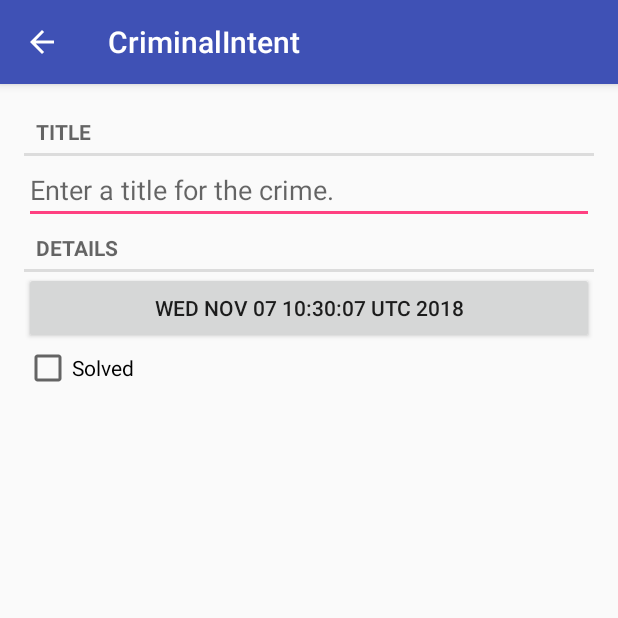
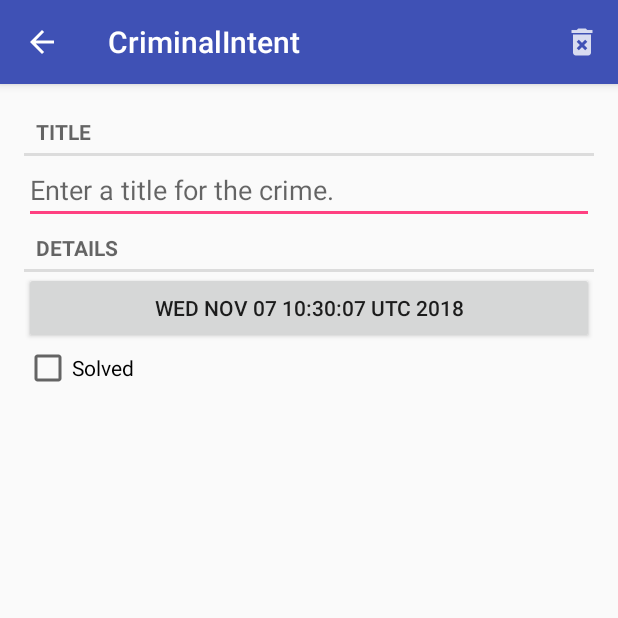
Before and after one commit to semenyutenko/CriminalIntent, an Android app: the screen it shows after launch (CrimePagerActivity), after a tap on "New Crime", on a phone screen of 412 x 824 dp, the top half of it. Run offline under Robolectric (Android 15) with nearby library versions, the phone set to English and light mode, and no system bars.

Commit message:
added toolbar

```diff
--- a/app/src/main/java/satedshark/com/vk/criminalintent/CrimeListFragment.java
+++ b/app/src/main/java/satedshark/com/vk/criminalintent/CrimeListFragment.java
@@ -60,6 +60,8 @@
         } else {
             mAdapter.notifyDataSetChanged();
         }
+
+        updateSubtitle();
     }
 
     private void updateSubtitle(){
--- a/app/src/main/java/satedshark/com/vk/criminalintent/CrimePagerActivity.java
+++ b/app/src/main/java/satedshark/com/vk/criminalintent/CrimePagerActivity.java
@@ -9,6 +9,10 @@
 import android.support.v4.app.FragmentStatePagerAdapter;
 import android.support.v4.view.ViewPager;
 import android.support.v7.app.AppCompatActivity;
+import android.view.LayoutInflater;
+import android.view.Menu;
+import android.view.MenuInflater;
+import android.view.MenuItem;
 import android.view.View;
 import android.view.ViewGroup;
 import android.widget.Button;
@@ -24,6 +28,7 @@
     private List<Crime> mCrimes;
     private Button mFirstButton;
     private Button mLastButton;
+    private Crime crime;
 
     public static Intent newIntent(Context packageContext, UUID crimeID){
         Intent intent = new Intent(packageContext, CrimePagerActivity.class);
@@ -62,6 +67,7 @@
                 else mFirstButton.setClickable(true);
                 if (mViewPager.getCurrentItem() == mCrimes.size() - 1)mLastButton.setClickable(false);
                 else mLastButton.setClickable(true);
+                crime = mCrimes.get(mViewPager.getCurrentItem());
             }
         });
         UUID crimeId = (UUID)getIntent().getSerializableExtra(EXTRA_CRIME_ID);
@@ -85,4 +91,63 @@
         if (v == mLastButton)mViewPager.setCurrentItem(mCrimes.size() - 1);
     }
 
+    /**
+     * Initialize the contents of the Activity's standard options menu.  You
+     * should place your menu items in to <var>menu</var>.
+     *
+     * <p>This is only called once, the first time the options menu is
+     * displayed.  To update the menu every time it is displayed, see
+     * {@link #onPrepareOptionsMenu}.
+     *
+     * <p>The default implementation populates the menu with standard system
+     * menu items.  These are placed in the {@link Menu#CATEGORY_SYSTEM} group so that
+     * they will be correctly ordered with application-defined menu items.
+     * Deriving classes should always call through to the base implementation.
+     *
+     * <p>You can safely hold on to <var>menu</var> (and any items created
+     * from it), making modifications to it as desired, until the next
+     * time onCreateOptionsMenu() is called.
+     *
+     * <p>When you add items to the menu, you can implement the Activity's
+     * {@link #onOptionsItemSelected} method to handle them there.
+     *
+     * @param menu The options menu in which you place your items.
+     * @return You must return true for the menu to be displayed;
+     * if you return false it will not be shown.
+     * @see #onPrepareOptionsMenu
+     * @see #onOptionsItemSelected
+     */
+    @Override
+    public boolean onCreateOptionsMenu(Menu menu) {
+        getMenuInflater().inflate(R.menu.fragment_crime, menu);
+        return super.onCreateOptionsMenu(menu);
+    }
+
+    /**
+     * This hook is called whenever an item in your options menu is selected.
+     * The default implementation simply returns false to have the normal
+     * processing happen (calling the item's Runnable or sending a message to
+     * its Handler as appropriate).  You can use this method for any items
+     * for which you would like to do processing without those other
+     * facilities.
+     *
+     * <p>Derived classes should call through to the base class for it to
+     * perform the default menu handling.</p>
+     *
+     * @param item The menu item that was selected.
+     * @return boolean Return false to allow normal menu processing to
+     * proceed, true to consume it here.
+     * @see #onCreateOptionsMenu
+     */
+    @Override
+    public boolean onOptionsItemSelected(MenuItem item) {
+        switch (item.getItemId()){
+            case (R.id.del_crime):
+                CrimeLab.get(getApplicationContext()).delCrime(crime);
+                finish();
+                return true;
+            default:
+                return super.onOptionsItemSelected(item);
+        }
+    }
 }
--- /dev/null
+++ b/app/src/main/res/menu/fragment_crime.xml
@@ -0,0 +1,10 @@
+<?xml version="1.0" encoding="utf-8"?>
+<menu xmlns:android="http://schemas.android.com/apk/res/android"
+    xmlns:app="http://schemas.android.com/apk/res-auto">
+    <item
+        android:id="@+id/del_crime"
+        android:icon="@drawable/ic_menu_del"
+        android:title="@string/del_crime"
+        app:showAsAction="ifRoom|withText">
+    </item>
+</menu>
--- a/app/src/main/res/values/strings.xml
+++ b/app/src/main/res/values/strings.xml
@@ -12,4 +12,5 @@
     <string name="show_subtitle">Show Subtitle</string>
     <string name="hide_subtitle">Hide Subtitle</string>
     <string name="subtitle_format">%1$d crimes</string>
+    <string name="del_crime">delete</string>
 </resources>
```
Also changed, not shown: app/src/main/java/satedshark/com/vk/criminalintent/CrimeLab.java (+9 -0 lines), app/src/main/res/drawable-hdpi/ic_menu_del.png (added), app/src/main/res/drawable-mdpi/ic_menu_del.png (added), app/src/main/res/drawable-xhdpi/ic_menu_del.png (added), app/src/main/res/drawable-xxhdpi/ic_menu_del.png (added), app/src/main/res/drawable-xxxhdpi/ic_menu_del.png (added).
